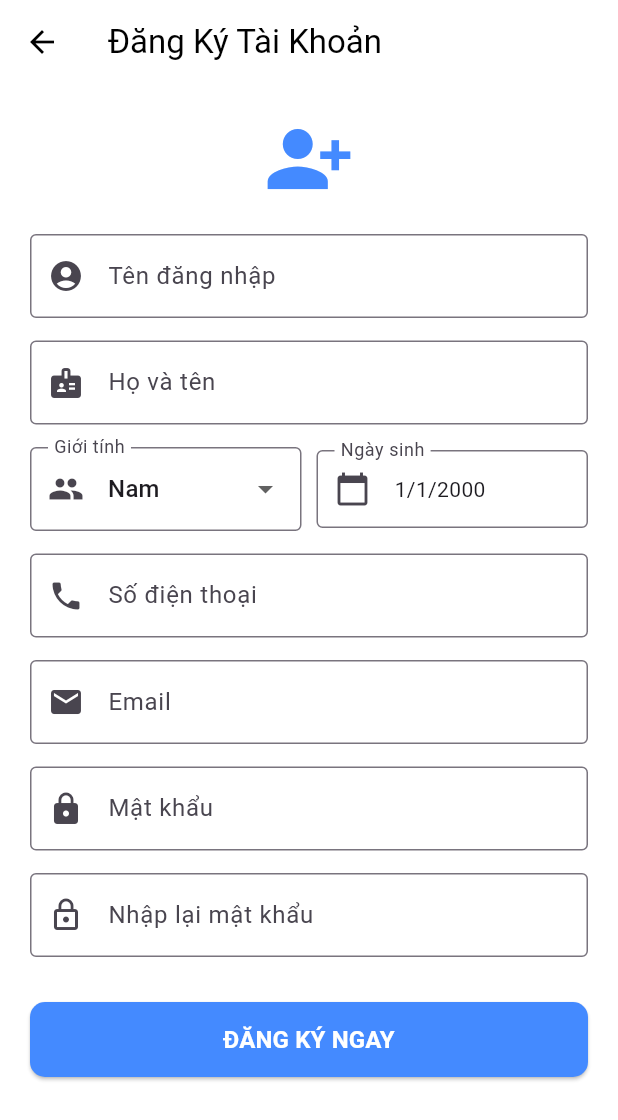
After one commit to trongv2310/DoAn_CNPM, a Flutter app: the screen it shows after launch, after a tap on "Đăng ký ngay", on a phone screen of 412 x 824 dp. The commit adds this screen. Shown: the top 1120 px of the screen. Run offline on Flutter 3.47's test engine with Material 3 defaults, Android fonts, the phone set to English and light mode, and no system bars; accounts and stored records are empty; network calls fail.

Commit message:
Hoàn thành chức năng đăng ký

```diff
--- a/API_ThuVien/API_ThuVien/appsettings.json
+++ b/API_ThuVien/API_ThuVien/appsettings.json
@@ -1,6 +1,6 @@
 {
   "ConnectionStrings": {
-    "ThuVienDB": "Server=Dang\\SQLEXPRESS;Database=ThuVienDB;Trusted_Connection=True;TrustServerCertificate=True;"
+    "ThuVienDB": "Server=DESKTOP-HHFANUM;Database=ThuVienDB;Trusted_Connection=True;TrustServerCertificate=True;"
   },
   "Logging": {
     "LogLevel": {
--- /dev/null
+++ b/thuvienapp/lib/screens/dangky.dart
@@ -0,0 +1,174 @@
+import 'package:flutter/material.dart';
+import '../providers/api_service.dart';
+
+class RegisterScreen extends StatefulWidget {
+  const RegisterScreen({super.key});
+
+  @override
+  _RegisterScreenState createState() => _RegisterScreenState();
+}
+
+class _RegisterScreenState extends State<RegisterScreen> {
+  final _formKey = GlobalKey<FormState>();
+  final ApiService _apiService = ApiService();
+  bool _isLoading = false;
+
+  // Controllers
+  final _userController = TextEditingController();
+  final _passController = TextEditingController();
+  final _confirmPassController = TextEditingController();
+  final _nameController = TextEditingController();
+  final _phoneController = TextEditingController();
+  final _emailController = TextEditingController();
+
+  String _selectedGender = "Nam";
+  DateTime _dob = DateTime(2000, 1, 1);
+
+  void _handleRegister() async {
+    if (!_formKey.currentState!.validate()) return;
+
+    if (_passController.text != _confirmPassController.text) {
+      ScaffoldMessenger.of(context).showSnackBar(
+          const SnackBar(content: Text("Mật khẩu xác nhận không khớp!"), backgroundColor: Colors.red));
+      return;
+    }
+
+    setState(() => _isLoading = true);
+
+    final userData = {
+      "TenDangNhap": _userController.text,
+      "MatKhau": _passController.text,
+      "HoVaTen": _nameController.text,
+      "GioiTinh": _selectedGender,
+      "NgaySinh": _dob.toIso8601String(),
+      "Sdt": _phoneController.text,
+      "Email": _emailController.text
+    };
+
+    final result = await _apiService.register(userData);
+
+    setState(() => _isLoading = false);
+
+    if (result['success']) {
+      // Thành công -> Quay về Login và báo tin
+      if (!mounted) return;
+      ScaffoldMessenger.of(context).showSnackBar(
+          SnackBar(content: Text(result['message']), backgroundColor: Colors.green));
+      Navigator.pop(context);
+    } else {
+      if (!mounted) return;
+      ScaffoldMessenger.of(context).showSnackBar(
+          SnackBar(content: Text(result['message']), backgroundColor: Colors.red));
+    }
+  }
+
+  @override
+  Widget build(BuildContext context) {
+    return Scaffold(
+      backgroundColor: Colors.white,
+      appBar: AppBar(
+        title: const Text("Đăng Ký Tài Khoản"),
+        backgroundColor: Colors.white,
+        foregroundColor: Colors.black,
+        elevation: 0,
+      ),
+      body: SingleChildScrollView(
+        padding: const EdgeInsets.all(20),
+        child: Form(
+          key: _formKey,
+          child: Column(
+            children: [
+              const Icon(Icons.person_add_alt_1, size: 60, color: Colors.blueAccent),
+              const SizedBox(height: 20),
+
+              _buildTextField(_userController, "Tên đăng nhập", Icons.account_circle),
+              const SizedBox(height: 15),
+              _buildTextField(_nameController, "Họ và tên", Icons.badge),
+              const SizedBox(height: 15),
+
+              // Hàng Giới tính & Ngày sinh
+              Row(
+                children: [
+                  Expanded(
+                    child: DropdownButtonFormField<String>(
+                      value: _selectedGender,
+                      decoration: const InputDecoration(
+                        labelText: "Giới tính",
+                        border: OutlineInputBorder(),
+                        prefixIcon: Icon(Icons.people),
+                      ),
+                      items: ["Nam", "Nữ"].map((e) => DropdownMenuItem(value: e, child: Text(e))).toList(),
+                      onChanged: (val) => setState(() => _selectedGender = val!),
+                    ),
+                  ),
+                  const SizedBox(width: 10),
+                  Expanded(
+                    child: InkWell(
+                      onTap: () async {
+                        final picked = await showDatePicker(
+                            context: context,
+                            initialDate: _dob,
+                            firstDate: DateTime(1900),
+                            lastDate: DateTime.now()
+                        );
+                        if(picked != null) setState(() => _dob = picked);
+                      },
+                      child: InputDecorator(
+                        decoration: const InputDecoration(
+                          labelText: "Ngày sinh",
+                          border: OutlineInputBorder(),
+                          prefixIcon: Icon(Icons.calendar_today),
+                        ),
+                        child: Text("${_dob.day}/${_dob.month}/${_dob.year}"),
+                      ),
+                    ),
+                  )
+                ],
+              ),
+              const SizedBox(height: 15),
+
+              _buildTextField(_phoneController, "Số điện thoại", Icons.phone, type: TextInputType.phone),
+              const SizedBox(height: 15),
+              _buildTextField(_emailController, "Email", Icons.email, type: TextInputType.emailAddress),
+              const SizedBox(height: 15),
+
+              _buildTextField(_passController, "Mật khẩu", Icons.lock, isPass: true),
+              const SizedBox(height: 15),
+              _buildTextField(_confirmPassController, "Nhập lại mật khẩu", Icons.lock_outline, isPass: true),
+
+              const SizedBox(height: 30),
+              SizedBox(
+                width: double.infinity,
+                height: 50,
+                child: ElevatedButton(
+                  style: ElevatedButton.styleFrom(
+                    backgroundColor: Colors.blueAccent,
+                    shape: RoundedRectangleBorder(borderRadius: BorderRadius.circular(10)),
+                  ),
+                  onPressed: _isLoading ? null : _handleRegister,
+                  child: _isLoading
+                      ? const CircularProgressIndicator(color: Colors.white)
+                      : const Text("ĐĂNG KÝ NGAY", style: TextStyle(color: Colors.white, fontSize: 16, fontWeight: FontWeight.bold)),
+                ),
+              ),
+            ],
+          ),
+        ),
+      ),
+    );
+  }
+
+  Widget _buildTextField(TextEditingController controller, String label, IconData icon, {bool isPass = false, TextInputType type = TextInputType.text}) {
+    return TextFormField(
+      controller: controller,
+      obscureText: isPass,
+      keyboardType: type,
+      decoration: InputDecoration(
+        labelText: label,
+        prefixIcon: Icon(icon),
+        border: const OutlineInputBorder(),
+      ),
+      validator: (val) => val!.isEmpty ? "Vui lòng nhập $label" : null,
+    );
+  }
+}
--- a/thuvienapp/lib/screens/login_screen.dart
+++ b/thuvienapp/lib/screens/login_screen.dart
@@ -3,6 +3,7 @@ import 'package:provider/provider.dart'; // Import Provider
 import '../providers/api_service.dart';
 import '../providers/user_provider.dart'; // Import UserProvider
 import 'home_screen.dart';
+import 'dangky.dart';
 
 class LoginScreen extends StatefulWidget {
   @override
@@ -73,6 +74,24 @@ class _LoginScreenState extends State<LoginScreen> {
                     child: _isLoading ? CircularProgressIndicator(color: Colors.white) : Text("Đăng Nhập"),
                   ),
                 ),
+                Row(
+                  mainAxisAlignment: MainAxisAlignment.center,
+                  children: [
+                    const Text("Chưa có tài khoản? "),
+                    GestureDetector(
+                      onTap: () {
+                        Navigator.push(
+                            context,
+                            MaterialPageRoute(builder: (_) => const RegisterScreen())
+                        );
+                      },
+                      child: const Text(
+                          "Đăng ký ngay",
+                          style: TextStyle(color: Colors.blue, fontWeight: FontWeight.bold)
+                      ),
+                    )
+                  ],
+                )
               ],
             ),
           ),
@@ -80,4 +99,5 @@ class _LoginScreenState extends State<LoginScreen> {
       ),
     );
   }
+
 }
```
Also changed, not shown: thuvienapp/lib/providers/api_service.dart (+27 -8 lines), 2 other files.
